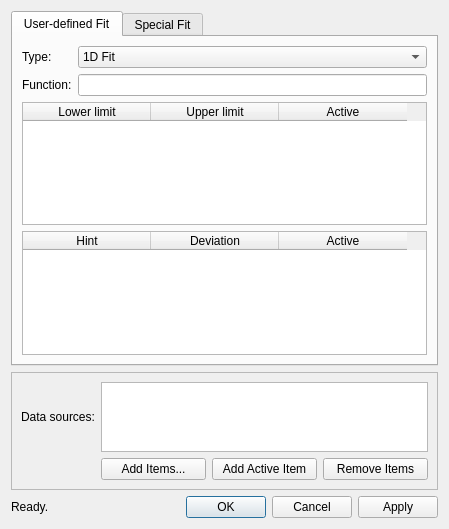
First picture: the form in ui/fit.ui, repository tweber-ill/frm_mirror-miezetools, before the edit.
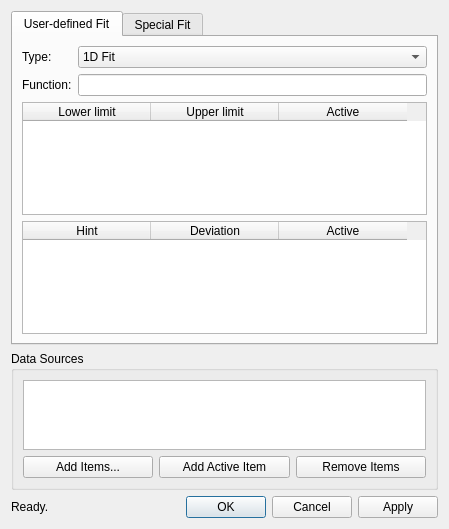
Second picture: the form after the edit.

The edit to the form file:
```diff
--- a/ui/fit.ui
+++ b/ui/fit.ui
@@ -274,28 +274,12 @@
     </widget>
    </item>
    <item>
-    <widget class="QFrame" name="frame">
-     <property name="frameShape">
-      <enum>QFrame::StyledPanel</enum>
-     </property>
-     <property name="frameShadow">
-      <enum>QFrame::Raised</enum>
+    <widget class="QGroupBox" name="groupBox">
+     <property name="title">
+      <string>Data Sources</string>
      </property>
      <layout class="QGridLayout" name="gridLayout_2">
-      <item row="0" column="0">
-       <widget class="QLabel" name="label_2">
-        <property name="sizePolicy">
-         <sizepolicy hsizetype="Fixed" vsizetype="Preferred">
-          <horstretch>0</horstretch>
-          <verstretch>0</verstretch>
-         </sizepolicy>
-        </property>
-        <property name="text">
-         <string>Data sources:</string>
-        </property>
-       </widget>
-      </item>
-      <item row="0" column="1" colspan="3">
+      <item row="0" column="0" colspan="3">
        <widget class="QListWidget" name="listGraphs">
         <property name="dragEnabled">
          <bool>true</bool>
@@ -317,21 +301,21 @@
         </property>
        </widget>
       </item>
-      <item row="1" column="1">
+      <item row="1" column="0">
        <widget class="QPushButton" name="btnAdd">
         <property name="text">
          <string>Add Items...</string>
         </property>
        </widget>
       </item>
-      <item row="1" column="2">
+      <item row="1" column="1">
        <widget class="QPushButton" name="btnAddActive">
         <property name="text">
          <string>Add Active Item</string>
         </property>
        </widget>
       </item>
-      <item row="1" column="3">
+      <item row="1" column="2">
        <widget class="QPushButton" name="btnDel">
         <property name="text">
          <string>Remove Items</string>
```
